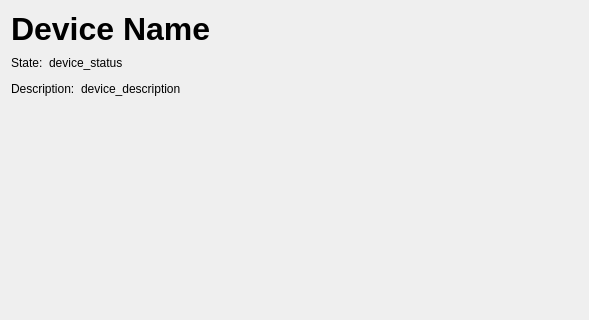
OpenToolController/opentoolcontroller, file opentoolcontroller/views/DeviceManualView.ui: the form before one commit; both pictures show x 0 to 589 and y 0 to 320 of the 589 by 544 pixel window.
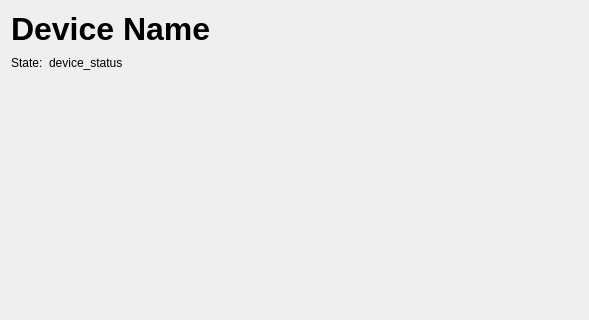
The form after the commit.

```diff
--- a/opentoolcontroller/views/DeviceManualView.ui
+++ b/opentoolcontroller/views/DeviceManualView.ui
@@ -84,35 +84,7 @@
       </layout>
      </item>
      <item>
-      <layout class="QHBoxLayout" name="horizontalLayout">
-       <item>
-        <widget class="QLabel" name="label_2">
-         <property name="text">
-          <string>Description:</string>
-         </property>
-        </widget>
-       </item>
-       <item>
-        <widget class="QLabel" name="ui_description">
-         <property name="text">
-          <string>device_description</string>
-         </property>
-        </widget>
-       </item>
-       <item>
-        <spacer name="horizontalSpacer">
-         <property name="orientation">
-          <enum>Qt::Horizontal</enum>
-         </property>
-         <property name="sizeHint" stdset="0">
-          <size>
-           <width>40</width>
-           <height>20</height>
-          </size>
-         </property>
-        </spacer>
-       </item>
-      </layout>
+      <layout class="QHBoxLayout" name="horizontalLayout"/>
      </item>
      <item>
       <spacer name="verticalSpacer">
```
